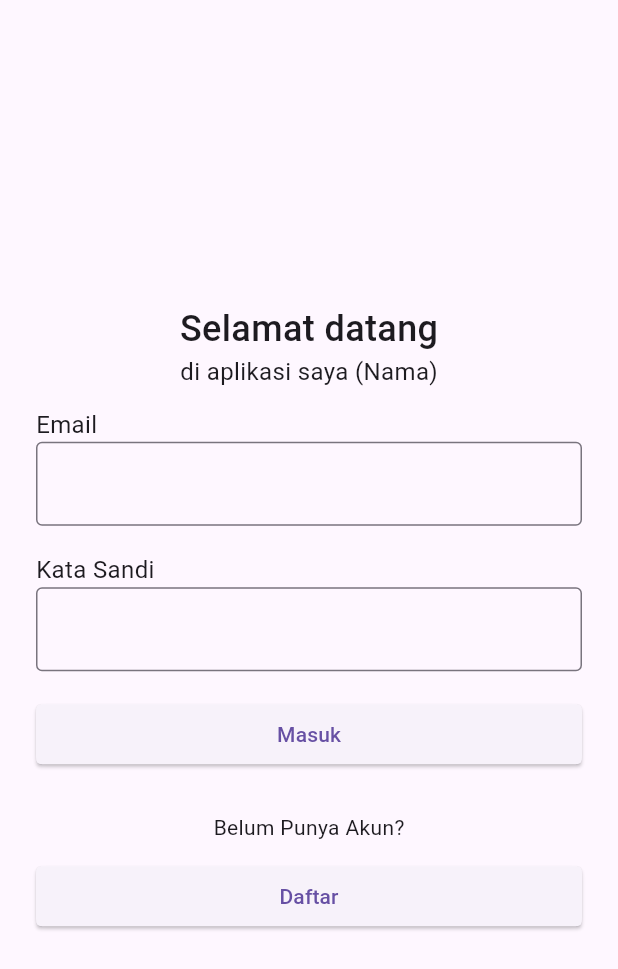
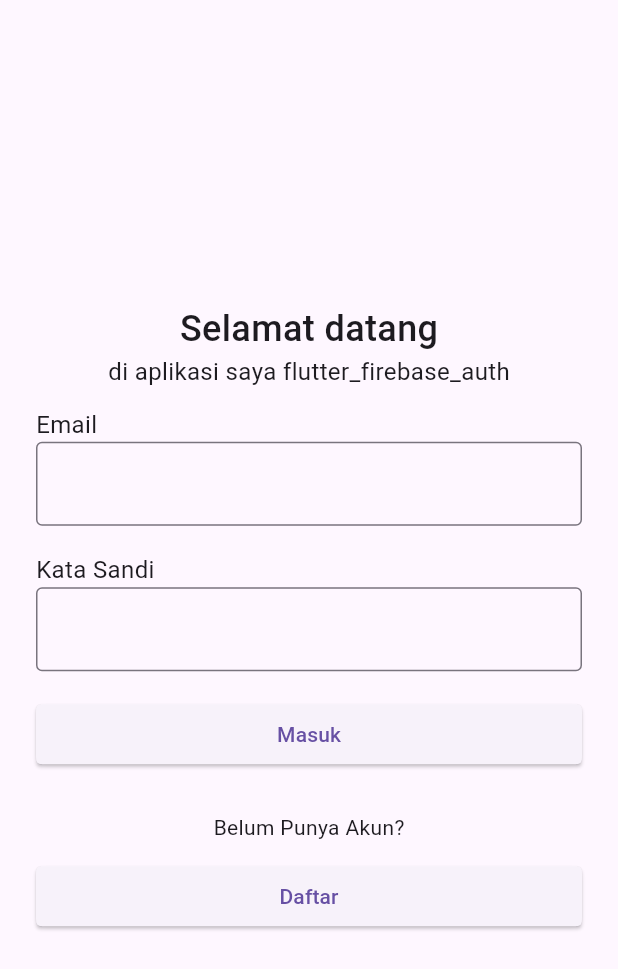
Before and after one commit to Vrits/flutter_firebase_auth, a Flutter app: the screen it shows after launch, on a phone screen of 412 x 824 dp. Shown: the top 969 px of the screen. Run offline on Flutter 3.47's test engine with Material 3 defaults, Android fonts, the phone set to English and light mode, and no system bars; our stand-ins replace cloud_firestore, firebase_auth, firebase_core, fluttertoast; accounts and stored records are empty.

Commit message:
minor changes

```diff
--- a/lib/pages/login.dart
+++ b/lib/pages/login.dart
@@ -38,7 +38,7 @@ class _LoginState extends State<Login> {
                     style: TextStyle(fontSize: 24, fontWeight: FontWeight.w500),
                   ),
                   Text(
-                    "di aplikasi saya (Nama)",
+                    "di aplikasi saya flutter_firebase_auth",
                     style: TextStyle(fontSize: 16),
                   ),
                   SizedBox(
```
